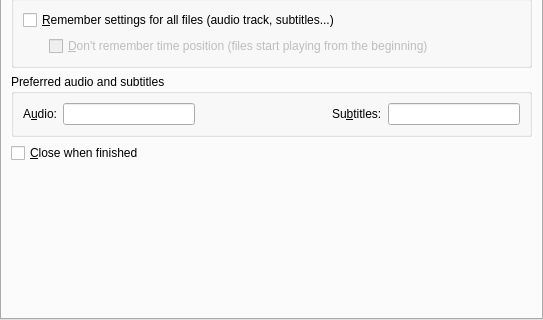
Before: the Qt Designer form src/prefgeneral.ui in wilbert2000/wzplayer, drawn with Qt 5; both pictures show x 0 to 543 and y 267 to 587 of the 543 by 587 pixel window.
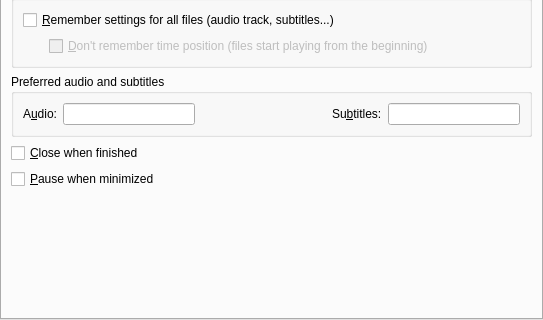
After: the same form once the commit is applied. Icons and pictures are not drawn. Custom widgets are drawn as their Qt base class.

Commit message: Added an option to automatically pause the current file when the main window is hidden. Play will resume when made visible again.

The edit to the form file:
```diff
--- a/src/prefgeneral.ui
+++ b/src/prefgeneral.ui
@@ -325,6 +325,13 @@
          </property>
         </widget>
        </item>
+       <item>
+        <widget class="QCheckBox" name="pause_if_hidden_check" >
+         <property name="text" >
+          <string>&amp;Pause when minimized</string>
+         </property>
+        </widget>
+       </item>
        <item>
         <spacer>
          <property name="orientation" >
```
The commit also changes 31 other files.
